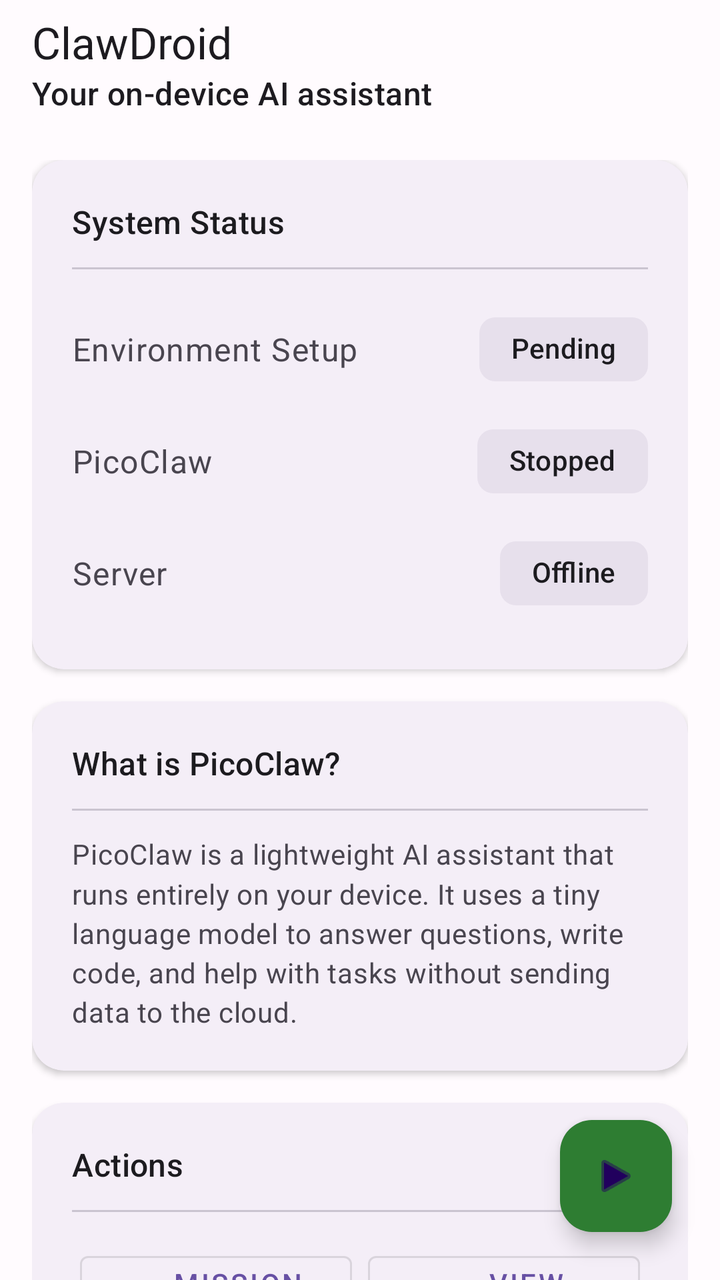
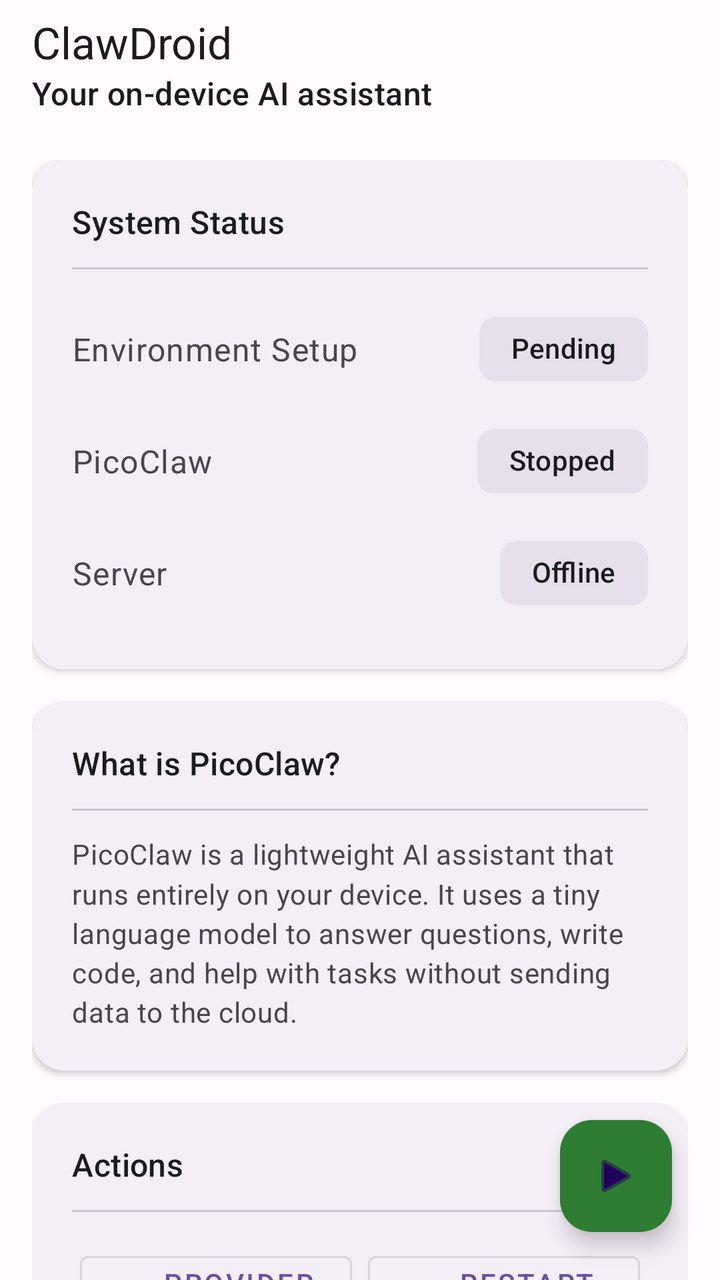

Before-and-after screenshots of an Android layout around one commit, followed by the original layout XML and the change that was made.
<!-- AndroidManifest.xml: activity theme Theme.ClawDroid -->
<!-- res/layout/activity_main.xml -->
<?xml version="1.0" encoding="utf-8"?>
<androidx.coordinatorlayout.widget.CoordinatorLayout
    xmlns:android="http://schemas.android.com/apk/res/android"
    xmlns:app="http://schemas.android.com/apk/res-auto"
    xmlns:tools="http://schemas.android.com/tools"
    android:id="@+id/main"
    android:layout_width="match_parent"
    android:layout_height="match_parent"
    android:fitsSystemWindows="true">

    
    <com.google.android.material.appbar.AppBarLayout
        android:id="@+id/app_bar"
        android:layout_width="match_parent"
        android:layout_height="wrap_content"
        android:fitsSystemWindows="true">

        <com.google.android.material.appbar.MaterialToolbar
            android:id="@+id/toolbar"
            android:layout_width="match_parent"
            android:layout_height="?attr/actionBarSize"
            app:title="@string/app_name"
            app:subtitle="@string/app_subtitle"
            app:layout_scrollFlags="scroll|enterAlways|snap" />
    </com.google.android.material.appbar.AppBarLayout>

    
    <androidx.core.widget.NestedScrollView
        android:id="@+id/scroll_content"
        android:layout_width="match_parent"
        android:layout_height="match_parent"
        android:clipToPadding="false"
        android:padding="16dp"
        app:layout_behavior="@string/appbar_scrolling_view_behavior">

        <LinearLayout
            android:id="@+id/content_container"
            android:layout_width="match_parent"
            android:layout_height="wrap_content"
            android:orientation="vertical"
            android:gravity="center_horizontal">

            
            <com.google.android.material.card.MaterialCardView
                android:id="@+id/card_status"
                android:layout_width="match_parent"
                android:layout_height="wrap_content"
                android:layout_marginBottom="16dp"
                app:cardCornerRadius="16dp"
                app:cardElevation="2dp"
                app:strokeWidth="0dp">

                <LinearLayout
                    android:layout_width="match_parent"
                    android:layout_height="wrap_content"
                    android:orientation="vertical"
                    android:padding="20dp">

                    
                    <TextView
                        android:layout_width="wrap_content"
                        android:layout_height="wrap_content"
                        android:text="@string/card_status_title"
                        android:textAppearance="?attr/textAppearanceTitleMedium"
                        android:textColor="?attr/colorOnSurface" />

                    <com.google.android.material.divider.MaterialDivider
                        android:layout_width="match_parent"
                        android:layout_height="wrap_content"
                        android:layout_marginVertical="12dp" />

                    
                    <LinearLayout
                        android:layout_width="match_parent"
                        android:layout_height="wrap_content"
                        android:orientation="horizontal"
                        android:gravity="center_vertical"
                        android:paddingVertical="4dp">

                        <TextView
                            android:layout_width="0dp"
                            android:layout_height="wrap_content"
                            android:layout_weight="1"
                            android:text="@string/label_bootstrap"
                            android:textAppearance="?attr/textAppearanceBodyLarge"
                            android:textColor="?attr/colorOnSurfaceVariant" />

                        <ProgressBar
                            android:id="@+id/bootstrap_progress"
                            android:layout_width="24dp"
                            android:layout_height="24dp"
                            android:indeterminate="true"
                            android:visibility="gone" />

                        <com.google.android.material.chip.Chip
                            android:id="@+id/chip_bootstrap"
                            android:layout_width="wrap_content"
                            android:layout_height="wrap_content"
                            android:text="@string/status_bootstrap_pending"
                            android:checkable="false"
                            android:clickable="false"
                            app:chipBackgroundColor="@color/surface_variant"
                            app:chipStrokeWidth="0dp" />
                    </LinearLayout>

                    
                    <LinearLayout
                        android:layout_width="match_parent"
                        android:layout_height="wrap_content"
                        android:orientation="horizontal"
                        android:gravity="center_vertical"
                        android:paddingVertical="4dp">

                        <TextView
                            android:layout_width="0dp"
                            android:layout_height="wrap_content"
                            android:layout_weight="1"
                            android:text="@string/label_picoclaw"
                            android:textAppearance="?attr/textAppearanceBodyLarge"
                            android:textColor="?attr/colorOnSurfaceVariant" />

                        <com.google.android.material.chip.Chip
                            android:id="@+id/chip_picoclaw"
                            android:layout_width="wrap_content"
                            android:layout_height="wrap_content"
                            android:text="@string/status_picoclaw_stopped"
                            android:checkable="false"
                            android:clickable="false"
                            app:chipBackgroundColor="@color/surface_variant"
                            app:chipStrokeWidth="0dp" />
                    </LinearLayout>

                    
                    <LinearLayout
                        android:layout_width="match_parent"
                        android:layout_height="wrap_content"
                        android:orientation="horizontal"
                        android:gravity="center_vertical"
                        android:paddingVertical="4dp">

                        <TextView
                            android:layout_width="0dp"
                            android:layout_height="wrap_content"
                            android:layout_weight="1"
                            android:text="@string/label_server"
                            android:textAppearance="?attr/textAppearanceBodyLarge"
                            android:textColor="?attr/colorOnSurfaceVariant" />

                        <com.google.android.material.chip.Chip
                            android:id="@+id/chip_server"
                            android:layout_width="wrap_content"
                            android:layout_height="wrap_content"
                            android:text="@string/status_server_offline"
                            android:checkable="false"
                            android:clickable="false"
                            app:chipBackgroundColor="@color/surface_variant"
                            app:chipStrokeWidth="0dp" />
                    </LinearLayout>

                    
                    <com.google.android.material.card.MaterialCardView
                        android:id="@+id/error_container"
                        android:layout_width="match_parent"
                        android:layout_height="wrap_content"
                        android:layout_marginTop="12dp"
                        android:visibility="gone"
                        app:cardBackgroundColor="?attr/colorErrorContainer"
                        app:cardCornerRadius="8dp"
                        app:cardElevation="0dp">

                        <LinearLayout
                            android:layout_width="match_parent"
                            android:layout_height="wrap_content"
                            android:orientation="horizontal"
                            android:gravity="center_vertical"
                            android:padding="12dp">

                            <TextView
                                android:id="@+id/error_text"
                                android:layout_width="0dp"
                                android:layout_height="wrap_content"
                                android:layout_weight="1"
                                android:textColor="?attr/colorOnErrorContainer"
                                android:textAppearance="?attr/textAppearanceBodyMedium" />

                            <com.google.android.material.button.MaterialButton
                                android:id="@+id/btn_retry"
                                style="@style/Widget.MaterialComponents.Button.TextButton"
                                android:layout_width="wrap_content"
                                android:layout_height="wrap_content"
                                android:text="@string/btn_retry"
                                android:textColor="?attr/colorOnErrorContainer" />
                        </LinearLayout>
                    </com.google.android.material.card.MaterialCardView>
                </LinearLayout>
            </com.google.android.material.card.MaterialCardView>

            
            <com.google.android.material.card.MaterialCardView
                android:id="@+id/card_info"
                android:layout_width="match_parent"
                android:layout_height="wrap_content"
                android:layout_marginBottom="16dp"
                app:cardCornerRadius="16dp"
                app:cardElevation="2dp"
                app:strokeWidth="0dp">

                <LinearLayout
                    android:layout_width="match_parent"
                    android:layout_height="wrap_content"
                    android:orientation="vertical"
                    android:padding="20dp">

                    <TextView
                        android:layout_width="wrap_content"
                        android:layout_height="wrap_content"
                        android:text="@string/card_info_title"
                        android:textAppearance="?attr/textAppearanceTitleMedium"
                        android:textColor="?attr/colorOnSurface" />

                    <com.google.android.material.divider.MaterialDivider
                        android:layout_width="match_parent"
                        android:layout_height="wrap_content"
                        android:layout_marginVertical="12dp" />

                    <TextView
                        android:layout_width="match_parent"
                        android:layout_height="wrap_content"
                        android:text="@string/info_picoclaw_description"
                        android:textAppearance="?attr/textAppearanceBodyMedium"
                        android:textColor="?attr/colorOnSurfaceVariant"
                        android:lineSpacingMultiplier="1.2" />
                </LinearLayout>
            </com.google.android.material.card.MaterialCardView>

            
            <com.google.android.material.card.MaterialCardView
                android:id="@+id/card_controls"
                android:layout_width="match_parent"
                android:layout_height="wrap_content"
                android:layout_marginBottom="80dp"
                app:cardCornerRadius="16dp"
                app:cardElevation="2dp"
                app:strokeWidth="0dp">

                <LinearLayout
                    android:layout_width="match_parent"
                    android:layout_height="wrap_content"
                    android:orientation="vertical"
                    android:padding="20dp">

                    <TextView
                        android:layout_width="wrap_content"
                        android:layout_height="wrap_content"
                        android:text="@string/card_controls_title"
                        android:textAppearance="?attr/textAppearanceTitleMedium"
                        android:textColor="?attr/colorOnSurface" />

                    <com.google.android.material.divider.MaterialDivider
                        android:layout_width="match_parent"
                        android:layout_height="wrap_content"
                        android:layout_marginVertical="12dp" />

                    
                    <GridLayout
                        android:layout_width="match_parent"
                        android:layout_height="wrap_content"
                        android:columnCount="2"
                        android:useDefaultMargins="true">

                        <com.google.android.material.button.MaterialButton
                            android:id="@+id/btn_mission_control"
                            style="@style/Widget.MaterialComponents.Button.OutlinedButton"
                            android:layout_width="0dp"
                            android:layout_height="wrap_content"
                            android:layout_columnWeight="1"
                            android:layout_gravity="fill"
                            android:text="@string/btn_mission_control"
                            app:icon="@android:drawable/ic_menu_mapmode"
                            app:iconGravity="textStart" />

                        <com.google.android.material.button.MaterialButton
                            android:id="@+id/btn_view_logs"
                            style="@style/Widget.MaterialComponents.Button.OutlinedButton"
                            android:layout_width="0dp"
                            android:layout_height="wrap_content"
                            android:layout_columnWeight="1"
                            android:layout_gravity="fill"
                            android:text="@string/btn_view_logs"
                            app:icon="@android:drawable/ic_menu_recent_history"
                            app:iconGravity="textStart" />

                        <com.google.android.material.button.MaterialButton
                            android:id="@+id/btn_restart"
                            style="@style/Widget.MaterialComponents.Button.OutlinedButton"
                            android:layout_width="0dp"
                            android:layout_height="wrap_content"
                            android:layout_columnWeight="1"
                            android:layout_gravity="fill"
                            android:text="@string/btn_restart"
                            app:icon="@android:drawable/ic_menu_rotate"
                            app:iconGravity="textStart" />

                        <com.google.android.material.button.MaterialButton
                            android:id="@+id/btn_settings"
                            style="@style/Widget.MaterialComponents.Button.OutlinedButton"
                            android:layout_width="0dp"
                            android:layout_height="wrap_content"
                            android:layout_columnWeight="1"
                            android:layout_gravity="fill"
                            android:text="@string/btn_settings"
                            app:icon="@android:drawable/ic_menu_preferences"
                            app:iconGravity="textStart" />
                    </GridLayout>
                </LinearLayout>
            </com.google.android.material.card.MaterialCardView>
        </LinearLayout>
    </androidx.core.widget.NestedScrollView>

    
    <com.google.android.material.floatingactionbutton.FloatingActionButton
        android:id="@+id/fab_action"
        android:layout_width="wrap_content"
        android:layout_height="wrap_content"
        android:layout_gravity="bottom|end"
        android:layout_margin="24dp"
        android:contentDescription="@string/fab_start_desc"
        app:srcCompat="@android:drawable/ic_media_play"
        app:backgroundTint="@color/status_running" />

</androidx.coordinatorlayout.widget.CoordinatorLayout>
<!-- resources referenced by this layout -->
<resources>
  <color name="status_running">#FF2E7D32</color>
  <color name="surface_variant">#FFE7E0EC</color>
  <string name="app_name">ClawDroid</string>
  <string name="app_subtitle">Your on-device AI assistant</string>
  <string name="btn_mission_control">Mission Control</string>
  <string name="btn_restart">Restart PicoClaw</string>
  <string name="btn_retry">Retry</string>
  <string name="btn_settings">Settings</string>
  <string name="btn_view_logs">View Logs</string>
  <string name="card_controls_title">Actions</string>
  <string name="card_info_title">What is PicoClaw?</string>
  <string name="card_status_title">System Status</string>
  <string name="fab_start_desc">Start PicoClaw</string>
  <string name="info_picoclaw_description">PicoClaw is a lightweight AI assistant that runs entirely on your device. It uses a tiny language model to answer questions, write code, and help with tasks without sending data to the cloud.</string>
  <string name="label_bootstrap">Environment Setup</string>
  <string name="label_picoclaw">PicoClaw</string>
  <string name="label_server">Server</string>
  <string name="status_bootstrap_pending">Pending</string>
  <string name="status_picoclaw_stopped">Stopped</string>
  <string name="status_server_offline">Offline</string>
  <style name="Theme.ClawDroid" parent="Theme.Material3.DayNight.NoActionBar">
          <item name="colorPrimary">@color/primary</item>
          <item name="colorPrimaryVariant">@color/primary_variant</item>
          <item name="colorOnPrimary">@color/on_primary</item>
          <item name="colorSecondary">@color/secondary</item>
          <item name="colorOnSecondary">@color/on_secondary</item>
          <item name="android:colorBackground">@color/background</item>
          <item name="colorSurface">@color/surface</item>
          <item name="colorOnSurface">@color/on_surface</item>
  
          
          <item name="colorError">@color/status_error</item>
          <item name="colorOnError">@android:color/white</item>
          <item name="colorErrorContainer">#FFF9DEDC</item>
          <item name="colorOnErrorContainer">#FF410E0B</item>
  
          
          <item name="colorSurfaceVariant">@color/surface_variant</item>
          <item name="colorOnSurfaceVariant">@color/on_surface_variant</item>
      </style>
  <color name="primary">#FF6750A4</color>
  <color name="primary_variant">#FF7C4DFF</color>
  <color name="on_primary">#FFFFFFFF</color>
  <color name="secondary">#FF03DAC6</color>
  <color name="on_secondary">#FF000000</color>
  <color name="background">#FFFFFBFE</color>
  <color name="surface">#FFFFFBFE</color>
  <color name="on_surface">#FF1C1B1F</color>
  <color name="status_error">#FFD32F2F</color>
  <color name="on_surface_variant">#FF49454F</color>
</resources>

<!-- the commit's change to res/layout/activity_main.xml (unified diff, before → after) -->
@@ -268,49 +268,60 @@
                         android:columnCount="2"
                         android:useDefaultMargins="true">
 
-                        <com.google.android.material.button.MaterialButton
-                            android:id="@+id/btn_mission_control"
-                            style="@style/Widget.MaterialComponents.Button.OutlinedButton"
-                            android:layout_width="0dp"
-                            android:layout_height="wrap_content"
-                            android:layout_columnWeight="1"
-                            android:layout_gravity="fill"
-                            android:text="@string/btn_mission_control"
-                            app:icon="@android:drawable/ic_menu_mapmode"
-                            app:iconGravity="textStart" />
-
-                        <com.google.android.material.button.MaterialButton
-                            android:id="@+id/btn_view_logs"
-                            style="@style/Widget.MaterialComponents.Button.OutlinedButton"
-                            android:layout_width="0dp"
-                            android:layout_height="wrap_content"
-                            android:layout_columnWeight="1"
-                            android:layout_gravity="fill"
-                            android:text="@string/btn_view_logs"
-                            app:icon="@android:drawable/ic_menu_recent_history"
-                            app:iconGravity="textStart" />
-
-                        <com.google.android.material.button.MaterialButton
-                            android:id="@+id/btn_restart"
-                            style="@style/Widget.MaterialComponents.Button.OutlinedButton"
-                            android:layout_width="0dp"
-                            android:layout_height="wrap_content"
-                            android:layout_columnWeight="1"
-                            android:layout_gravity="fill"
-                            android:text="@string/btn_restart"
-                            app:icon="@android:drawable/ic_menu_rotate"
-                            app:iconGravity="textStart" />
-
-                        <com.google.android.material.button.MaterialButton
-                            android:id="@+id/btn_settings"
-                            style="@style/Widget.MaterialComponents.Button.OutlinedButton"
-                            android:layout_width="0dp"
-                            android:layout_height="wrap_content"
-                            android:layout_columnWeight="1"
-                            android:layout_gravity="fill"
-                            android:text="@string/btn_settings"
-                            app:icon="@android:drawable/ic_menu_preferences"
-                            app:iconGravity="textStart" />
+                    <com.google.android.material.button.MaterialButton
+                        android:id="@+id/btn_providers"
+                        style="@style/Widget.MaterialComponents.Button.OutlinedButton"
+                        android:layout_width="0dp"
+                        android:layout_height="wrap_content"
+                        android:layout_columnWeight="1"
+                        android:layout_gravity="fill"
+                        android:text="@string/btn_providers"
+                        app:icon="@android:drawable/ic_menu_manage"
+                        app:iconGravity="textStart" />
+
+                    <com.google.android.material.button.MaterialButton
+                        android:id="@+id/btn_restart"
+                        style="@style/Widget.MaterialComponents.Button.OutlinedButton"
+                        android:layout_width="0dp"
+                        android:layout_height="wrap_content"
+                        android:layout_columnWeight="1"
+                        android:layout_gravity="fill"
+                        android:text="@string/btn_restart"
+                        app:icon="@android:drawable/ic_menu_rotate"
+                        app:iconGravity="textStart" />
+
+                    <com.google.android.material.button.MaterialButton
+                        android:id="@+id/btn_settings"
+                        style="@style/Widget.MaterialComponents.Button.OutlinedButton"
+                        android:layout_width="0dp"
+                        android:layout_height="wrap_content"
+                        android:layout_columnWeight="1"
+                        android:layout_gravity="fill"
+                        android:text="@string/btn_settings"
+                        app:icon="@android:drawable/ic_menu_preferences"
+                        app:iconGravity="textStart" />
+
+                    <com.google.android.material.button.MaterialButton
+                        android:id="@+id/btn_mission_control"
+                        style="@style/Widget.MaterialComponents.Button.OutlinedButton"
+                        android:layout_width="0dp"
+                        android:layout_height="wrap_content"
+                        android:layout_columnWeight="1"
+                        android:layout_gravity="fill"
+                        android:text="@string/btn_mission_control"
+                        app:icon="@android:drawable/ic_menu_mapmode"
+                        app:iconGravity="textStart" />
+
+                    <com.google.android.material.button.MaterialButton
+                        android:id="@+id/btn_view_logs"
+                        style="@style/Widget.MaterialComponents.Button.OutlinedButton"
+                        android:layout_width="0dp"
+                        android:layout_height="wrap_content"
+                        android:layout_columnWeight="1"
+                        android:layout_gravity="fill"
+                        android:text="@string/btn_view_logs"
+                        app:icon="@android:drawable/ic_menu_recent_history"
+                        app:iconGravity="textStart" />
                     </GridLayout>
                 </LinearLayout>
             </com.google.android.material.card.MaterialCardView>
<!-- resource entries referenced after the edit -->
@@ -5,6 +5,7 @@
   <string name="app_name">ClawDroid</string>
   <string name="app_subtitle">Your on-device AI assistant</string>
   <string name="btn_mission_control">Mission Control</string>
+  <string name="btn_providers">Providers</string>
   <string name="btn_restart">Restart PicoClaw</string>
   <string name="btn_retry">Retry</string>
   <string name="btn_settings">Settings</string>
